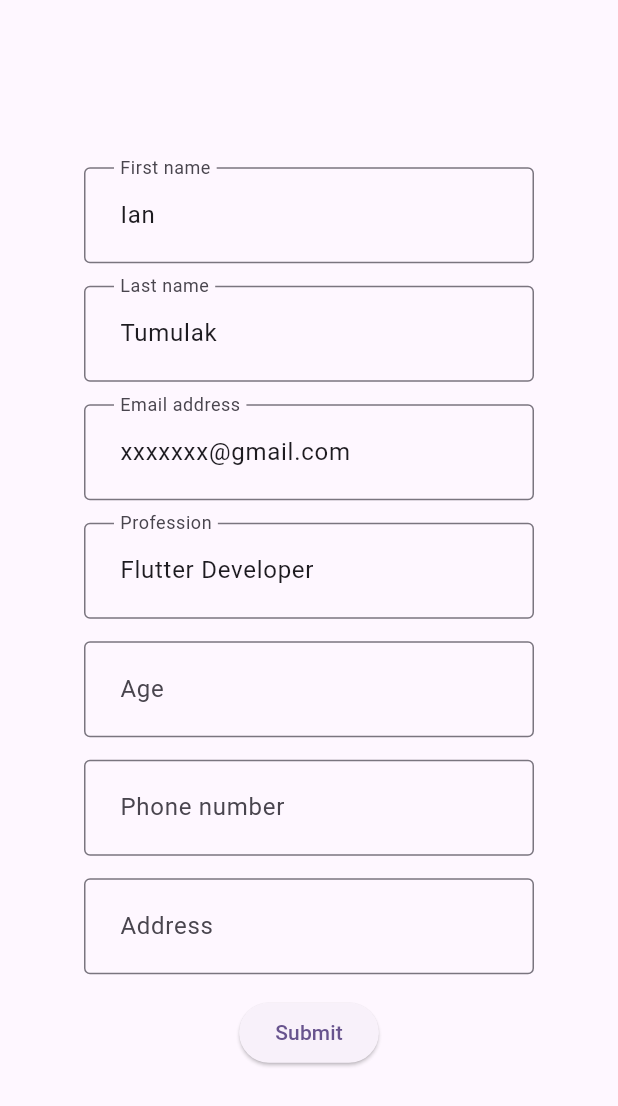
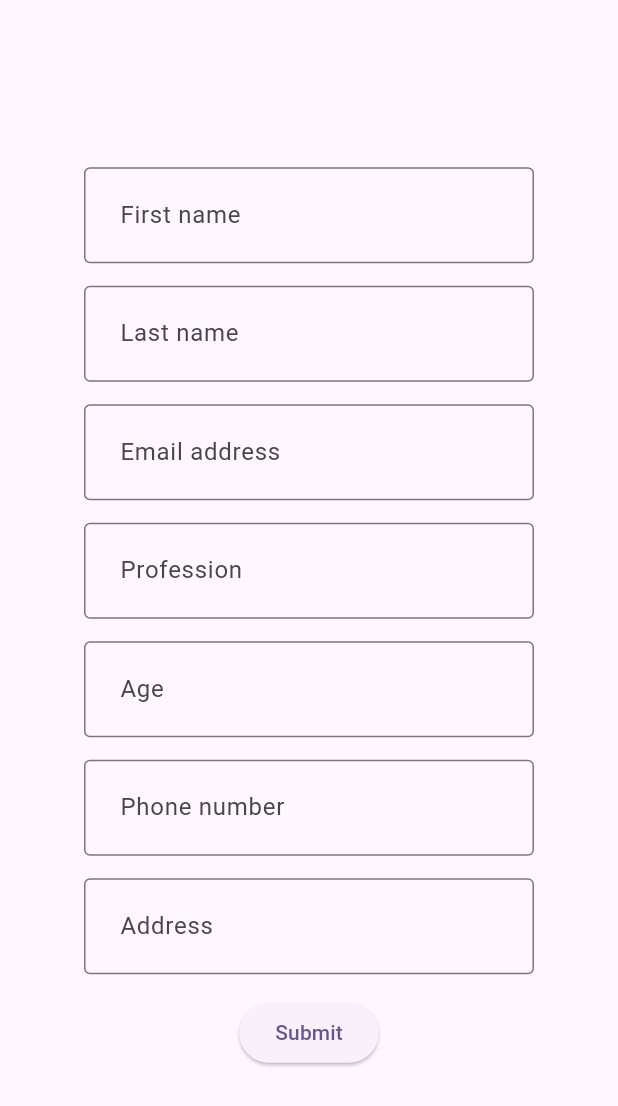
Before and after one commit to itumulak/profile-builder-flutter, a Flutter app: the screen it shows after launch, on a phone screen of 412 x 824 dp. Shown: the top 1106 px of the screen. Run offline on Flutter 3.47's test engine with Material 3 defaults, Android fonts, the phone set to English and light mode, and no system bars; missing offline and left inert: dart:ffi.

Commit message:
Remove default value on the fields.

```diff
--- a/lib/screen/form_screen.dart
+++ b/lib/screen/form_screen.dart
@@ -19,10 +19,10 @@ class _FormScreenState extends State<FormScreen> {
   @override
   Widget build(BuildContext context) {
     final formKey = GlobalKey<FormState>();
-    final firstNameController = TextEditingController(text: 'Ian');
-    final lastNameController = TextEditingController(text: 'Tumulak');
-    final emailAddressController = TextEditingController(text: 'xxxxxxx@gmail.com');
-    final professionController = TextEditingController(text: 'Flutter Developer');
+    final firstNameController = TextEditingController(text: '');
+    final lastNameController = TextEditingController(text: '');
+    final emailAddressController = TextEditingController(text: '');
+    final professionController = TextEditingController(text: '');
     final ageController = TextEditingController(text: '');
     final phoneController = TextEditingController(text: '');
     final addressController = TextEditingController(text: '');
```
